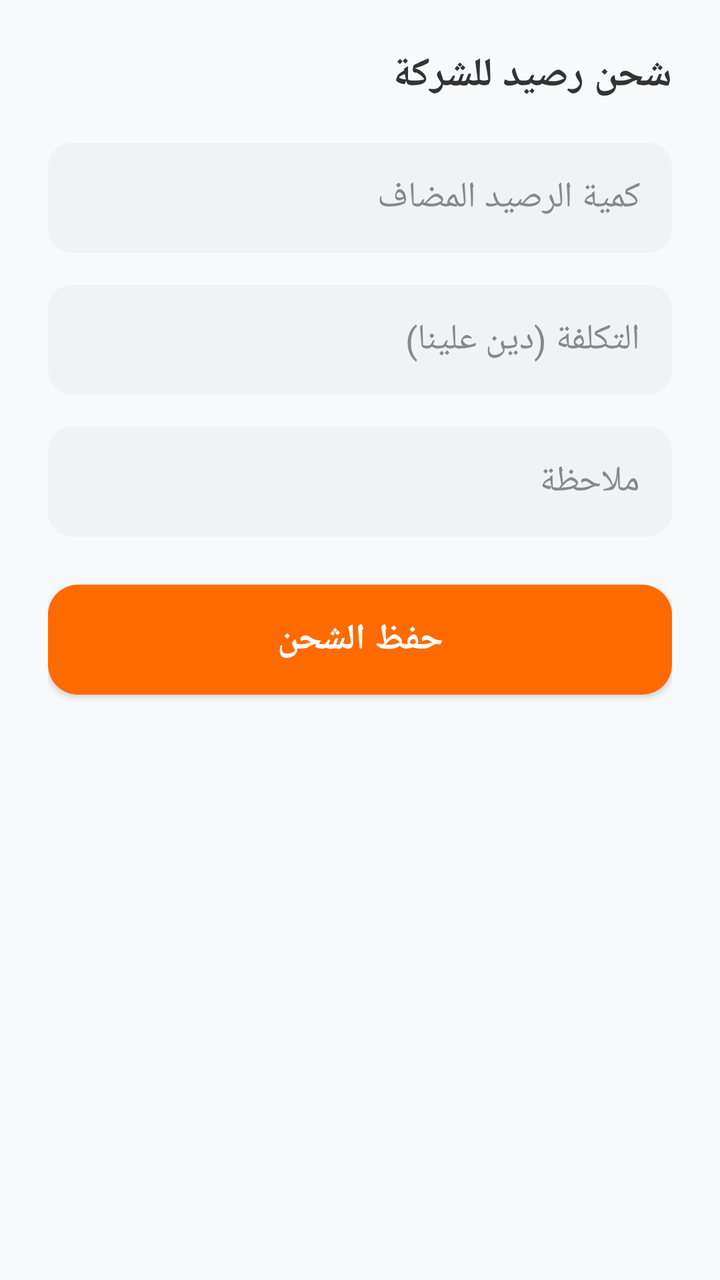
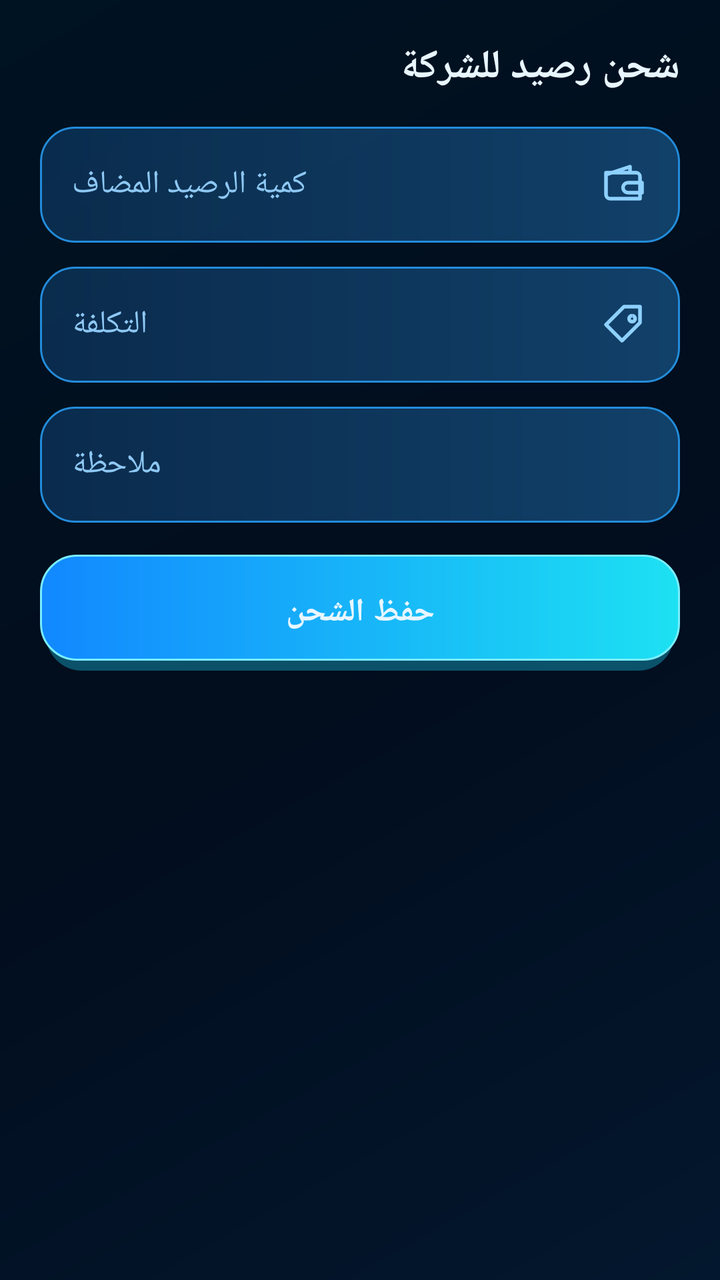

The first picture is an Android layout as it rendered before a commit; the second is the same layout after the commit. The layout source and the unified diff follow.
<!-- AndroidManifest.xml: application theme Theme.TransferApp -->
<!-- res/layout/dialog_company_charge.xml -->
﻿<?xml version="1.0" encoding="utf-8"?><LinearLayout xmlns:android="http://schemas.android.com/apk/res/android" android:layout_width="match_parent" android:layout_height="wrap_content" android:orientation="vertical" android:layoutDirection="rtl" android:padding="24dp" android:background="@color/colorBackground"><TextView android:id="@+id/tv_charge_title" android:layout_width="wrap_content" android:layout_height="wrap_content" android:text="شحن رصيد للشركة" android:textSize="20sp" android:textStyle="bold" android:textColor="@color/colorTextPrimary" android:layout_marginBottom="20dp"/><EditText android:id="@+id/input_charge_amount" android:layout_width="match_parent" android:layout_height="55dp" android:background="@drawable/bg_input_gray" android:inputType="number" android:hint="كمية الرصيد المضاف" android:paddingStart="16dp" android:paddingEnd="16dp" android:textColor="@color/colorTextPrimary" android:textColorHint="@color/colorHint" android:layout_marginBottom="16dp"/><EditText android:id="@+id/input_charge_cost" android:layout_width="match_parent" android:layout_height="55dp" android:background="@drawable/bg_input_gray" android:inputType="number" android:hint="التكلفة (دين علينا)" android:paddingStart="16dp" android:paddingEnd="16dp" android:textColor="@color/colorDanger" android:textColorHint="@color/colorHint" android:layout_marginBottom="16dp"/><EditText android:id="@+id/input_charge_note" android:layout_width="match_parent" android:layout_height="55dp" android:background="@drawable/bg_input_gray" android:hint="ملاحظة" android:paddingStart="16dp" android:paddingEnd="16dp" android:textColor="@color/colorTextPrimary" android:textColorHint="@color/colorHint" android:layout_marginBottom="24dp"/><androidx.appcompat.widget.AppCompatButton android:id="@+id/btn_save_charge" android:layout_width="match_parent" android:layout_height="55dp" android:text="حفظ الشحن" android:textSize="18sp" android:textStyle="bold" android:background="@drawable/bg_rounded_orange" android:textColor="@color/colorTextOnPrimary" /></LinearLayout>
<!-- resources referenced by this layout -->
<resources>
  <color name="colorBackground">#F8F9FA</color>
  <color name="colorDanger">#D32F2F</color>
  <color name="colorHint">#888888</color>
  <color name="colorTextOnPrimary">#FFFFFF</color>
  <color name="colorTextPrimary">#333333</color>
  <!-- drawable bg_input_gray (drawable) -->
  ﻿<?xml version="1.0" encoding="utf-8"?><shape xmlns:android="http://schemas.android.com/apk/res/android" android:shape="rectangle"><solid android:color="@color/colorInput" /><corners android:radius="12dp" /></shape>
  <!-- drawable bg_rounded_orange (drawable) -->
  ﻿<?xml version="1.0" encoding="utf-8"?><shape xmlns:android="http://schemas.android.com/apk/res/android" android:shape="rectangle"><solid android:color="@color/colorPrimary" /><corners android:radius="15dp" /></shape>
  <style name="Theme.TransferApp" parent="Theme.AppCompat.DayNight.NoActionBar">
          <item name="colorPrimary">@color/colorPrimary</item>
          <item name="colorPrimaryDark">@color/colorPrimaryDark</item>
          <item name="colorAccent">@color/cyan</item>
          <item name="colorControlActivated">@color/cyan</item>
          <item name="android:statusBarColor">@color/background</item>
          <item name="android:navigationBarColor">@color/background</item>
          <item name="android:windowLightStatusBar">false</item>
          <item name="android:windowLightNavigationBar">false</item>
      </style>
  <color name="colorInput">#F0F2F5</color>
  <color name="colorPrimary">#FF6B00</color>
  <color name="colorPrimaryDark">#E65100</color>
  <!-- unchanged entries left out for length: 2 -->
</resources>

<!-- the commit's change to res/layout/dialog_company_charge.xml (unified diff, before → after) -->
@@ -1 +1,47 @@
-﻿<?xml version="1.0" encoding="utf-8"?><LinearLayout xmlns:android="http://schemas.android.com/apk/res/android" android:layout_width="match_parent" android:layout_height="wrap_content" android:orientation="vertical" android:layoutDirection="rtl" android:padding="24dp" android:background="@color/colorBackground"><TextView android:id="@+id/tv_charge_title" android:layout_width="wrap_content" android:layout_height="wrap_content" android:text="شحن رصيد للشركة" android:textSize="20sp" android:textStyle="bold" android:textColor="@color/colorTextPrimary" android:layout_marginBottom="20dp"/><EditText android:id="@+id/input_charge_amount" android:layout_width="match_parent" android:layout_height="55dp" android:background="@drawable/bg_input_gray" android:inputType="number" android:hint="كمية الرصيد المضاف" android:paddingStart="16dp" android:paddingEnd="16dp" android:textColor="@color/colorTextPrimary" android:textColorHint="@color/colorHint" android:layout_marginBottom="16dp"/><EditText android:id="@+id/input_charge_cost" android:layout_width="match_parent" android:layout_height="55dp" android:background="@drawable/bg_input_gray" android:inputType="number" android:hint="التكلفة (دين علينا)" android:paddingStart="16dp" android:paddingEnd="16dp" android:textColor="@color/colorDanger" android:textColorHint="@color/colorHint" android:layout_marginBottom="16dp"/><EditText android:id="@+id/input_charge_note" android:layout_width="match_parent" android:layout_height="55dp" android:background="@drawable/bg_input_gray" android:hint="ملاحظة" android:paddingStart="16dp" android:paddingEnd="16dp" android:textColor="@color/colorTextPrimary" android:textColorHint="@color/colorHint" android:layout_marginBottom="24dp"/><androidx.appcompat.widget.AppCompatButton android:id="@+id/btn_save_charge" android:layout_width="match_parent" android:layout_height="55dp" android:text="حفظ الشحن" android:textSize="18sp" android:textStyle="bold" android:background="@drawable/bg_rounded_orange" android:textColor="@color/colorTextOnPrimary" /></LinearLayout>
+﻿<?xml version="1.0" encoding="utf-8"?>
+<LinearLayout xmlns:android="http://schemas.android.com/apk/res/android"
+    android:layout_width="match_parent"
+    android:layout_height="wrap_content"
+    android:background="@android:color/transparent"
+    android:layoutDirection="rtl"
+    android:orientation="vertical"
+    android:padding="20dp">
+
+    <TextView
+        android:id="@+id/tv_charge_title"
+        style="@style/DialogTitle"
+        android:layout_width="match_parent"
+        android:layout_height="wrap_content"
+        android:text="شحن رصيد للشركة" />
+
+    <EditText
+        android:id="@+id/input_charge_amount"
+        style="@style/AppField"
+        android:layout_width="match_parent"
+        android:layout_marginBottom="12dp"
+        android:drawableStart="@drawable/ic_wallet"
+        android:hint="كمية الرصيد المضاف"
+        android:inputType="number" />
+
+    <EditText
+        android:id="@+id/input_charge_cost"
+        style="@style/AppField"
+        android:layout_width="match_parent"
+        android:layout_marginBottom="12dp"
+        android:drawableStart="@drawable/ic_tag"
+        android:hint="التكلفة"
+        android:inputType="number" />
+
+    <EditText
+        android:id="@+id/input_charge_note"
+        style="@style/AppField"
+        android:layout_width="match_parent"
+        android:layout_marginBottom="16dp"
+        android:hint="ملاحظة" />
+
+    <androidx.appcompat.widget.AppCompatButton
+        android:id="@+id/btn_save_charge"
+        style="@style/AppButton.Primary"
+        android:layout_width="match_parent"
+        android:text="حفظ الشحن" />
+</LinearLayout>
<!-- resource entries referenced after the edit -->
@@ -1,14 +1,54 @@
 <!-- resources referenced by this layout -->
 <resources>
-  <color name="colorBackground">#F8F9FA</color>
-  <color name="colorDanger">#D32F2F</color>
-  <color name="colorHint">#888888</color>
-  <color name="colorTextOnPrimary">#FFFFFF</color>
-  <color name="colorTextPrimary">#333333</color>
-  <!-- drawable bg_input_gray (drawable) -->
-  ﻿<?xml version="1.0" encoding="utf-8"?><shape xmlns:android="http://schemas.android.com/apk/res/android" android:shape="rectangle"><solid android:color="@color/colorInput" /><corners android:radius="12dp" /></shape>
-  <!-- drawable bg_rounded_orange (drawable) -->
-  ﻿<?xml version="1.0" encoding="utf-8"?><shape xmlns:android="http://schemas.android.com/apk/res/android" android:shape="rectangle"><solid android:color="@color/colorPrimary" /><corners android:radius="15dp" /></shape>
+  <!-- drawable ic_tag (drawable) -->
+  <?xml version="1.0" encoding="utf-8"?>
+  <vector xmlns:android="http://schemas.android.com/apk/res/android"
+      android:width="24dp"
+      android:height="24dp"
+      android:viewportWidth="24"
+      android:viewportHeight="24">
+      <path
+          android:fillColor="@android:color/transparent"
+          android:strokeColor="#8ED1FF"
+          android:strokeWidth="1.8"
+          android:strokeLineJoin="round"
+          android:pathData="M3,12l9,-9h8v8l-9,9zM16,7.5a1.5,1.5 0,1 0,0.1 0" />
+  </vector>
+  <!-- drawable ic_wallet (drawable) -->
+  <?xml version="1.0" encoding="utf-8"?>
+  <vector xmlns:android="http://schemas.android.com/apk/res/android"
+      android:width="24dp"
+      android:height="24dp"
+      android:viewportWidth="24"
+      android:viewportHeight="24">
+      <path
+          android:fillColor="@android:color/transparent"
+          android:strokeColor="#8ED1FF"
+          android:strokeWidth="1.8"
+          android:strokeLineJoin="round"
+          android:pathData="M3,6h15a2,2 0,0 1,2 2v11H5a2,2 0,0 1,-2 -2zM3,7l12,-4v3M14,11h7v5h-7a2.5,2.5 0,0 1,0 -5z" />
+  </vector>
+  <style name="AppButton.Primary">
+          <item name="android:background">@drawable/bg_button_primary</item>
+      </style>
+  <style name="AppField">
+          <item name="android:layout_height">58dp</item>
+          <item name="android:background">@drawable/bg_field</item>
+          <item name="android:textColor">@color/text_primary</item>
+          <item name="android:textColorHint">@color/text_secondary</item>
+          <item name="android:textSize">16sp</item>
+          <item name="android:paddingStart">16dp</item>
+          <item name="android:paddingEnd">16dp</item>
+          <item name="android:drawablePadding">12dp</item>
+          <item name="android:gravity">center_vertical|end</item>
+          <item name="android:textDirection">rtl</item>
+      </style>
+  <style name="DialogTitle">
+          <item name="android:textColor">@color/text_primary</item>
+          <item name="android:textSize">20sp</item>
+          <item name="android:textStyle">bold</item>
+          <item name="android:layout_marginBottom">16dp</item>
+      </style>
   <style name="Theme.TransferApp" parent="Theme.AppCompat.DayNight.NoActionBar">
           <item name="colorPrimary">@color/colorPrimary</item>
           <item name="colorPrimaryDark">@color/colorPrimaryDark</item>
@@ -18,10 +58,91 @@
           <item name="android:navigationBarColor">@color/background</item>
           <item name="android:windowLightStatusBar">false</item>
           <item name="android:windowLightNavigationBar">false</item>
+          <item name="android:windowBackground">@drawable/bg_screen</item>
+          <item name="alertDialogTheme">@style/Theme.TransferApp.Dialog</item>
+          <item name="android:alertDialogTheme">@style/Theme.TransferApp.Dialog</item>
       </style>
-  <color name="colorInput">#F0F2F5</color>
-  <color name="colorPrimary">#FF6B00</color>
-  <color name="colorPrimaryDark">#E65100</color>
+  <!-- drawable bg_button_primary (drawable) -->
+  <?xml version="1.0" encoding="utf-8"?>
+  <layer-list xmlns:android="http://schemas.android.com/apk/res/android">
+      <item
+          android:left="3dp"
+          android:top="5dp"
+          android:right="3dp">
+          <shape android:shape="rectangle">
+              <corners android:radius="18dp" />
+              <solid android:color="#5520D8FF" />
+          </shape>
+      </item>
+      <item android:bottom="5dp">
+          <shape android:shape="rectangle">
+              <corners android:radius="18dp" />
+              <gradient
+                  android:angle="0"
+                  android:startColor="#1288FF"
+                  android:endColor="#1DE1F2" />
+              <stroke
+                  android:width="1dp"
+                  android:color="#7AEEFF" />
+          </shape>
+      </item>
+  </layer-list>
+  <!-- drawable bg_field (drawable) -->
+  <?xml version="1.0" encoding="utf-8"?>
+  <shape xmlns:android="http://schemas.android.com/apk/res/android"
+      android:shape="rectangle">
+      <corners android:radius="17dp" />
+      <gradient
+          android:angle="0"
+          android:startColor="#CF0B3157"
+          android:endColor="#D0144B79" />
+      <stroke
+          android:width="1dp"
+          android:color="#238CDA" />
+  </shape>
+  <color name="text_primary">#E8F6FF</color>
+  <color name="text_secondary">#8EC8F4</color>
+  <color name="colorPrimary">#20D8FF</color>
+  <color name="colorPrimaryDark">#128BFF</color>
+  <!-- drawable bg_screen (drawable) -->
+  <?xml version="1.0" encoding="utf-8"?>
+  <shape xmlns:android="http://schemas.android.com/apk/res/android"
+      android:shape="rectangle">
+      <gradient
+          android:angle="135"
+          android:startColor="#03172E"
+          android:centerColor="#020D1D"
+          android:endColor="#001322" />
+  </shape>
+  <style name="Theme.TransferApp.Dialog" parent="Theme.AppCompat.Dialog.Alert">
+          <item name="android:windowBackground">@drawable/bg_panel</item>
+          <item name="colorAccent">@color/cyan</item>
+          <item name="android:textColorPrimary">@color/text_primary</item>
+          <item name="android:textColorSecondary">@color/text_secondary</item>
+          <item name="android:textColor">@color/text_primary</item>
+          <item name="buttonBarPositiveButtonStyle">@style/DialogBarButton</item>
+          <item name="buttonBarNegativeButtonStyle">@style/DialogBarButton</item>
+          <item name="buttonBarNeutralButtonStyle">@style/DialogBarButton</item>
+      </style>
+  <!-- drawable bg_panel (drawable) -->
+  <?xml version="1.0" encoding="utf-8"?>
+  <shape xmlns:android="http://schemas.android.com/apk/res/android"
+      android:shape="rectangle">
+      <corners android:radius="20dp" />
+      <gradient
+          android:angle="135"
+          android:startColor="#B20A2948"
+          android:endColor="#A2041930" />
+      <stroke
+          android:width="1dp"
+          android:color="#3E91D8" />
+  </shape>
+  <style name="DialogBarButton" parent="Widget.AppCompat.Button.Borderless">
+          <item name="android:textColor">@color/cyan</item>
+          <item name="android:textAllCaps">false</item>
+          <item name="android:textSize">16sp</item>
+          <item name="android:textStyle">bold</item>
+      </style>
   <!-- unchanged entries left out for length: 2 -->
 </resources>
 
